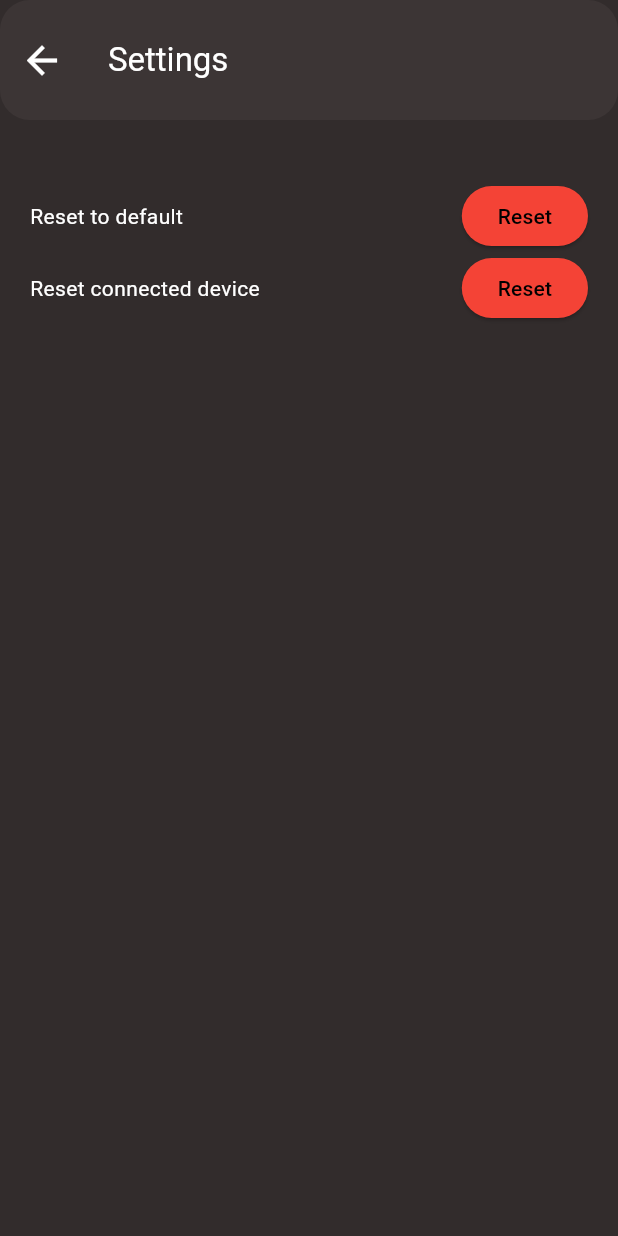
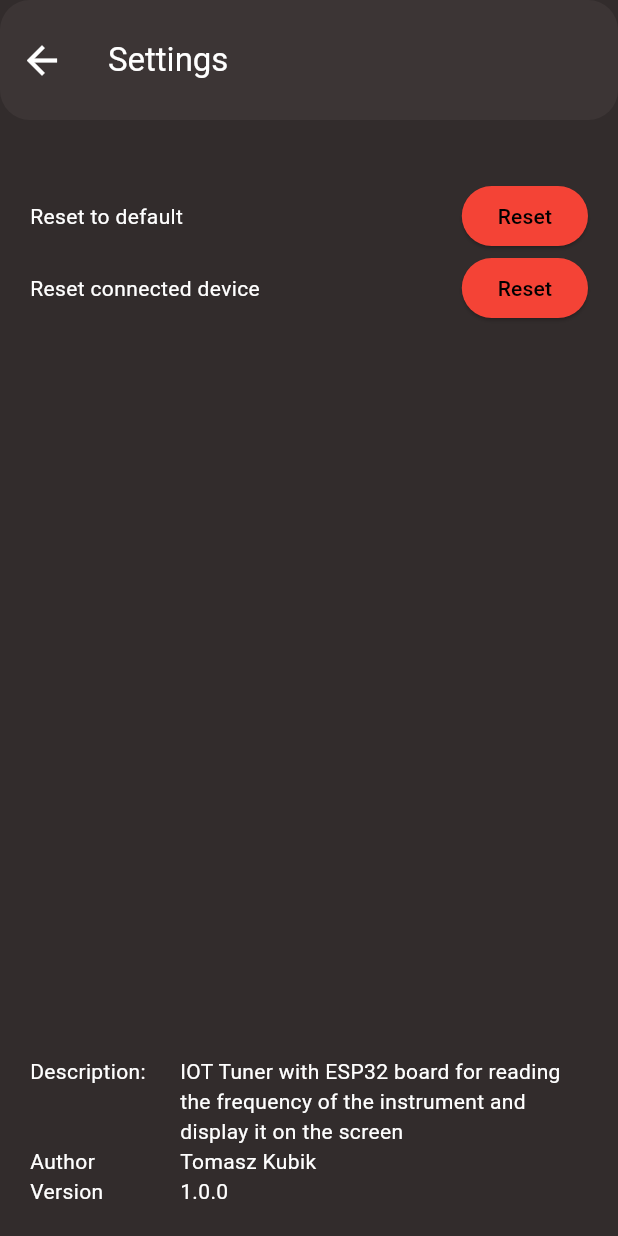
Before and after one commit to TomaszKK/music_tuner_app, a Flutter app: the screen it shows after launch, after a tap on the "settings" icon, on a phone screen of 412 x 824 dp. Run offline on Flutter 3.47's test engine with Material 3 defaults, Android fonts, the phone set to English and light mode, and no system bars; our stand-ins replace flutter_blue_plus, flutter_native_splash, flutter_svg, loading_animation_widget, permission_handler, platform and 2 more; missing offline and left inert: bluetooth_enable_fork, wheel_picker; accounts and stored records are empty; Roboto replaces fonts that are missing (Poppins).

Commit message:
Setting info + freq size tuner Widget

```diff
--- a/lib/screens/SettingsPage.dart
+++ b/lib/screens/SettingsPage.dart
@@ -83,6 +83,8 @@ class _SettingsPageState extends State<SettingsPage> {
               const SizedBox(height: 20),
               _buildSettingRow("Reset to default", "Reset", "all"),
               _buildSettingRow("Reset connected device", "Reset", "ble"),
+              Spacer(),
+              _buildVersionContainer(),
             ],
           ),
         ),
@@ -129,4 +131,51 @@ class _SettingsPageState extends State<SettingsPage> {
       ],
     );
   }
+
+  Container _buildVersionContainer() {
+    return Container(
+      // padding: const EdgeInsets.only(),
+      alignment: Alignment.bottomLeft,
+      child: Column(
+        mainAxisAlignment: MainAxisAlignment.spaceBetween,
+        crossAxisAlignment: CrossAxisAlignment.start,
+        children: <Widget>[
+          _buildVersionRow("Description:","IOT Tuner with ESP32 board for reading the frequency of the instrument and display it on the screen"),
+          _buildVersionRow("Author", "Tomasz Kubik"),
+          _buildVersionRow("Version", "1.0.0"),
+        ],
+      ),
+    );
+  }
+
+  Row _buildVersionRow(String settingName, String settingValue) {
+    return Row(
+      crossAxisAlignment: CrossAxisAlignment.start,
+      children: <Widget>[
+        Container(
+          width: 100,
+          child: Text(
+            settingName,
+            style: TextStyle(
+              color: Theme.of(context).colorScheme.onPrimaryContainer,
+              fontFamily: 'Poppins',
+            ),
+          ),
+        ),
+        // Value text
+        Expanded(
+          child: Text(
+            settingValue,
+            style: TextStyle(
+              color: Theme.of(context).colorScheme.onPrimaryContainer,
+              fontFamily: 'Poppins',
+            ),
+            softWrap: true,
+            overflow: TextOverflow.visible,
+          ),
+        ),
+      ],
+    );
+  }
+
 }
--- a/lib/widgets/FrequencyButtonWidget.dart
+++ b/lib/widgets/FrequencyButtonWidget.dart
@@ -5,8 +5,9 @@ import 'package:wheel_picker/wheel_picker.dart';
 class FrequencyButtonWidget extends StatefulWidget {
   final double initialFrequency;
   final ValueChanged<double> onFrequencyChanged;
+  final double fontSize;
 
-  const FrequencyButtonWidget({super.key, required this.initialFrequency, required this.onFrequencyChanged});
+  const FrequencyButtonWidget({super.key, required this.initialFrequency, required this.fontSize, required this.onFrequencyChanged});
 
   @override
   _FrequencyButtonWidgetState createState() => _FrequencyButtonWidgetState();
@@ -201,7 +202,7 @@ class _FrequencyButtonWidgetState extends State<FrequencyButtonWidget> {
           '${widget.initialFrequency.toStringAsFixed(1)} Hz',
           style: TextStyle(
             color: ThemeManager().currentTheme.colorScheme.secondary,
-            fontSize: 20,
+            fontSize: widget.fontSize,
           ),
         ),
       ),
--- a/lib/widgets/TunerWidget.dart
+++ b/lib/widgets/TunerWidget.dart
@@ -179,6 +179,7 @@ class _TunerWidgetState extends State<TunerWidget> {
                               ),
                               child: FrequencyButtonWidget(
                                 initialFrequency: initialFrequency,
+                                fontSize: baseFontSize,
                                 onFrequencyChanged: (newFrequency) {
                                   if(mounted) {
                                     setState(() {
```
Also changed, not shown: 1 other file.
